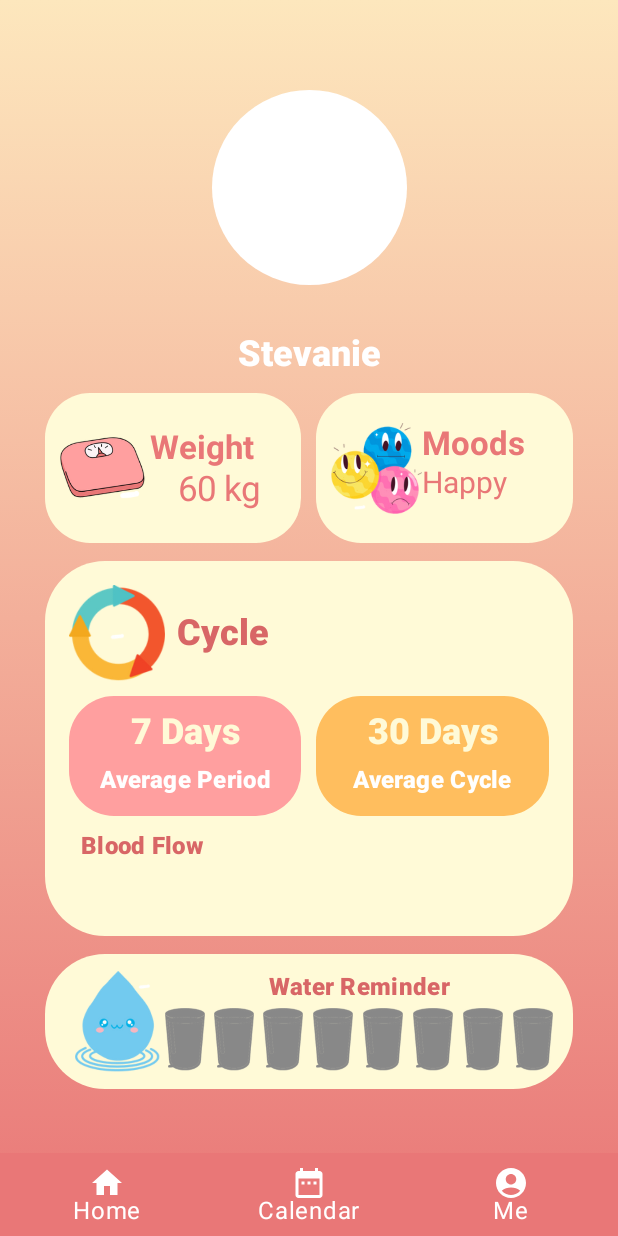
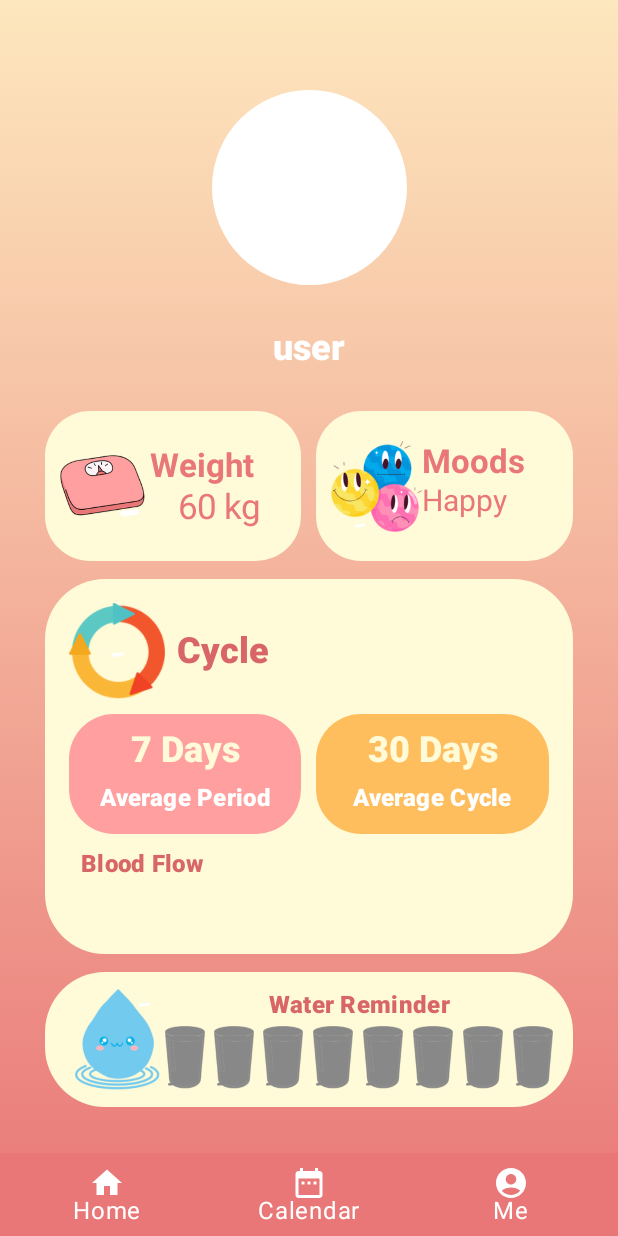
Before and after one commit to StevanieLim/Period_Tracker_app, an Android app built with Jetpack Compose: the screen it shows after launch (MainActivity), item 3 of the bottom bar chosen, on a phone screen of 412 x 824 dp. Run offline under Robolectric (Android 15) with nearby library versions, the phone set to English and light mode, and no system bars; our stand-ins replace Room's generated code; libraries missing offline, so code that uses them is left out: coil.decode, io.github.boguszpawlowski.composecalendar; 1 statement that could not run was skipped.

Commit message:
Adding Pre populate User Data

```diff
--- a/app/src/main/AndroidManifest.xml
+++ b/app/src/main/AndroidManifest.xml
@@ -1,6 +1,10 @@
 <?xml version="1.0" encoding="utf-8"?>
 <manifest xmlns:android="http://schemas.android.com/apk/res/android"
     xmlns:tools="http://schemas.android.com/tools">
+
+    <!-- AndroidManifest.xml -->
+    <uses-permission android:name="android.permission.WRITE_EXTERNAL_STORAGE"
+        android:maxSdkVersion="28" />
 
     <application
         android:allowBackup="true"
--- a/app/src/main/java/com/example/periodcycle/AccountUI.kt
+++ b/app/src/main/java/com/example/periodcycle/AccountUI.kt
@@ -26,14 +26,24 @@ import androidx.compose.foundation.lazy.items
 import androidx.compose.foundation.lazy.rememberLazyListState
 import androidx.compose.foundation.shape.CircleShape
 import androidx.compose.foundation.shape.RoundedCornerShape
+import androidx.compose.foundation.text.KeyboardActions
+import androidx.compose.foundation.text.KeyboardOptions
+import androidx.compose.material.Icon
 import androidx.compose.material.Text
+import androidx.compose.material.icons.Icons
+import androidx.compose.material.icons.filled.Create
 import androidx.compose.material.ripple.rememberRipple
 import androidx.compose.material3.Button
 import androidx.compose.material3.ButtonDefaults
+import androidx.compose.material3.ExperimentalMaterial3Api
 import androidx.compose.material3.MaterialTheme
+import androidx.compose.material3.OutlinedTextField
 import androidx.compose.material3.Surface
+import androidx.compose.material3.TextField
+import androidx.compose.material3.TextFieldDefaults
 import androidx.compose.runtime.Composable
 import androidx.compose.runtime.LaunchedEffect
+import androidx.compose.runtime.collectAsState
 import androidx.compose.runtime.derivedStateOf
 import androidx.compose.runtime.getValue
 import androidx.compose.runtime.mutableIntStateOf
@@ -45,17 +55,26 @@ import androidx.compose.ui.Modifier
 import androidx.compose.ui.graphics.Color
 import androidx.compose.ui.graphics.ColorFilter
 import androidx.compose.ui.input.pointer.pointerInput
+import androidx.compose.ui.platform.LocalSoftwareKeyboardController
 import androidx.compose.ui.res.painterResource
 import androidx.compose.ui.text.font.FontWeight
+import androidx.compose.ui.text.input.ImeAction
+import androidx.compose.ui.text.input.KeyboardType
 import androidx.compose.ui.text.style.TextAlign
 import androidx.compose.ui.tooling.preview.Preview
 import androidx.compose.ui.unit.dp
 import androidx.compose.ui.unit.sp
 import androidx.compose.ui.window.Dialog
+import com.example.periodcycle.database.UserData
+import com.example.periodcycle.database.UserDatabase
 
+@OptIn(ExperimentalMaterial3Api::class)
 @Composable
-@Preview
-fun AccountUI() {
+fun AccountUI(
+    selectedCyclePeriod: Int, onPeriodChange: (Int) -> Unit,
+    selectedCycleRemain: Int, onRemainChange: (Int) -> Unit,
+    viewModel: UserViewModel
+) {
     var water by remember { mutableIntStateOf(0) }
     var showDialogAcc by remember { mutableStateOf(false) }
     var showDialogMoods by remember { mutableStateOf(false) }
@@ -64,12 +83,11 @@ fun AccountUI() {
     var selectedWeight by remember { mutableIntStateOf(60) }
     var selectedUnit by remember { mutableStateOf("kg") }
     var selectedMood by remember { mutableStateOf("Happy") }
-    var selectedCyclePeriod by remember { mutableIntStateOf(7) }
-    var selectedCycleRemain by remember { mutableIntStateOf(30) }
+    val keyboardController = LocalSoftwareKeyboardController.current
+    val user by viewModel.allUser.collectAsState(initial = emptyList())
 
 
-
-    LazyColumn{
+    LazyColumn {
         item {
             Box( //Darker skin color background
                 modifier = Modifier
@@ -91,17 +109,42 @@ fun AccountUI() {
                                 shape = CircleShape // Make the Box a circle
                             )
                     )
-                    Text(
-                        text = "Stevanie",
-                        style = MaterialTheme.typography.headlineSmall.copy(
+                    if (user.isEmpty()){Text(text = "no user")}
+                    else {
+                            var username by remember { mutableStateOf(user[0].name) }
+                            TextField(
+                                value = username, // You can replace this with a mutable state if you want to make it editable
+                                onValueChange = {
+                                    username = it
+                                }, // Handle the value change here if you want the field to be editable
+                                textStyle = MaterialTheme.typography.headlineSmall.copy(
                                     fontWeight = FontWeight.ExtraBold, // Make it stand out
-                            color = Color.White // A bold reddish-pink color
+                                    color = Color.White, // Text color
+                                    textAlign = TextAlign.Center
                                 ),
-                        textAlign = TextAlign.Center,
                                 modifier = Modifier
-                            .fillMaxWidth()
-                            .padding(top = 30.dp)
+                                    .padding(top = 10.dp)
+                                    .align(Alignment.CenterHorizontally),
+                                singleLine = true, // If you want to ensure the text stays on one line,
+                                colors = TextFieldDefaults.outlinedTextFieldColors(
+                                    focusedLabelColor = Color.Transparent,
+                                    unfocusedLabelColor = Color.Transparent,
+                                    focusedBorderColor = Color.Transparent,
+                                    unfocusedBorderColor = Color.Transparent,
+                                ),
+                                keyboardOptions = KeyboardOptions(
+                                    keyboardType = KeyboardType.Text, // Set the keyboard type
+                                    imeAction = ImeAction.Done // Set the action on the 'Enter' key
+                                ),
+                                keyboardActions = KeyboardActions(
+                                    onDone = {
+                                        keyboardController?.hide()
+                                        viewModel.UpdateName(user[0].UserId, username)
+                                    }
                                 )
+                            )
+                        }
+
                     Spacer(modifier = Modifier.height(10.dp))
                     Row(
                         horizontalArrangement = Arrangement.Center,
@@ -395,13 +438,13 @@ fun AccountUI() {
                     show = showDialogPeriod,
                     onDismiss = { showDialogPeriod = false },
                     selectedDays = selectedCyclePeriod,
-                    onDaysChange = { selectedCyclePeriod = it },
+                    onDaysChange = { newDays -> onPeriodChange(newDays) },
                 )
                 DialogCycleBox(
                     show = showDialogRemain,
                     onDismiss = { showDialogRemain = false },
                     selectedDays = selectedCycleRemain,
-                    onDaysChange = { selectedCycleRemain = it },
+                    onDaysChange = { newDays -> onRemainChange(newDays) },
                 )
             }
         }
@@ -458,7 +501,8 @@ fun DialogWeightBox(
     if (show) {
         Dialog(onDismissRequest = { onDismiss() }) {
 
-            val listState = rememberLazyListState(initialFirstVisibleItemIndex = selectedWeight - 31)
+            val listState =
+                rememberLazyListState(initialFirstVisibleItemIndex = selectedWeight - 31)
             val visibleWeight by remember {
                 derivedStateOf { listState.firstVisibleItemIndex + 31 }
             }
@@ -573,12 +617,17 @@ fun DialogMoodBox(
                         LazyVerticalGrid(
                             columns = GridCells.Adaptive(120.dp)
                         ) {
-                            items(listOf("Happy", "Sad", "Exited", "Confuse", "Lazy", "Craving",
-                                    "Ice Cream")) { unit ->
+                            items(
+                                listOf(
+                                    "Happy", "Sad", "Exited", "Confuse", "Lazy", "Craving",
+                                    "Ice Cream"
+                                )
+                            ) { unit ->
                                 Button(
                                     onClick = { onMoodChange(unit) },
                                     colors = ButtonDefaults.buttonColors(
-                                            containerColor = if (selectedMood == unit) Color(0xFFE97777
+                                        containerColor = if (selectedMood == unit) Color(
+                                            0xFFE97777
                                         ) else Color(0xFFFF9F9F)
                                     ),
                                     modifier = Modifier.padding(4.dp)
@@ -618,7 +667,7 @@ fun DialogCycleBox(
             val listState = rememberLazyListState(initialFirstVisibleItemIndex = selectedDays - 1)
 
             val visibleDays by remember {
-                derivedStateOf { listState.firstVisibleItemIndex + 1}
+                derivedStateOf { listState.firstVisibleItemIndex + 1 }
             }
 
             LaunchedEffect(visibleDays) {
--- /dev/null
+++ b/app/src/main/java/com/example/periodcycle/HistoryDateViewModel.kt
@@ -0,0 +1,62 @@
+package com.example.periodcycle
+import android.app.Application
+import androidx.compose.runtime.mutableStateOf
+import androidx.lifecycle.AndroidViewModel
+import androidx.lifecycle.MutableLiveData
+import androidx.lifecycle.viewModelScope
+import com.example.periodcycle.database.HistoryDate
+import com.example.periodcycle.database.HistoryDateDatabase
+import com.example.periodcycle.database.UserData
+import com.example.periodcycle.database.UserDatabase
+import kotlinx.coroutines.Dispatchers
+import kotlinx.coroutines.flow.Flow
+import kotlinx.coroutines.launch
+import java.time.LocalDate
+import java.time.Period
+import androidx.compose.runtime.State
+
+
+class HistoryDateViewModel(application: Application) : AndroidViewModel(application) {
+    private val db = HistoryDateDatabase.getDatabase(application)
+    private val dao = db.historyDateDao()
+
+    val allDates: Flow<List<HistoryDate>>  = dao.getAllHistory()  // Flow automatically updates UI
+
+    fun saveDate(date: LocalDate, date2:LocalDate) {
+        viewModelScope.launch {
+            dao.addAHistory(HistoryDate(startDate = date, endDate = date2))
+        }
+    }
+
+    fun deleteDate(id : Long) {
+        viewModelScope.launch {
+            dao.deleteById(id = id)
+        }
+    }
+}
+
+class UserViewModel(application: Application) : AndroidViewModel(application) {
+    private val db = UserDatabase.getDatabase(application)
+    private val dao = db.userDao
+
+    val allUser: Flow<List<UserData>>  = dao.getUser()  // Flow automatically updates UI
+
+    fun saveUser(name : String, period : Int, Cycle : Int) {
+        viewModelScope.launch {
+            dao.addAUser(UserData(name = name, averagePeriod = period, averageCycle = Cycle))
+        }
+    }
+
+    fun UpdateUser(id:Int, name : String, period : Int, Cycle : Int) {
+        viewModelScope.launch {
+            dao.update(UserData(UserId = id, name = name, averagePeriod = period, averageCycle = Cycle))
+        }
+    }
+
+    fun UpdateName(id:Int, newName: String){
+        viewModelScope.launch {
+            dao.updateName(id = id , newName = newName )
+        }
+    }
+
+}
--- a/app/src/main/java/com/example/periodcycle/MainUI.kt
+++ b/app/src/main/java/com/example/periodcycle/MainUI.kt
@@ -5,29 +5,32 @@ import androidx.compose.material.icons.Icons
 import androidx.compose.material.icons.filled.AccountCircle
 import androidx.compose.material.icons.filled.DateRange
 import androidx.compose.material.icons.filled.Home
-import androidx.compose.material.icons.filled.Settings
 import androidx.compose.material3.*
 import androidx.compose.runtime.*
 import androidx.compose.ui.Modifier
 import androidx.compose.ui.graphics.Brush
 import androidx.compose.ui.graphics.Color
-import androidx.compose.ui.text.font.FontWeight
-import androidx.compose.ui.text.style.TextAlign
 import androidx.compose.ui.unit.dp
+import androidx.lifecycle.viewmodel.compose.viewModel
+import androidx.navigation.NavHostController
 import androidx.navigation.compose.NavHost
 import androidx.navigation.compose.composable
 import androidx.navigation.compose.currentBackStackEntryAsState
 import androidx.navigation.compose.rememberNavController
 import com.example.periodcycle.AccountUI
 import com.example.periodcycle.CalenderUI
+import com.example.periodcycle.HistoryDateViewModel
 import com.example.periodcycle.HomePageUi
+import com.example.periodcycle.UserViewModel
 import kotlinx.coroutines.delay
 import java.util.Calendar
 
-@OptIn(ExperimentalMaterial3Api::class)
 @Composable
-fun PeriodTrackerApp() {
-    val navController = rememberNavController()
+fun PeriodTrackerApp(
+    navController: NavHostController = rememberNavController()
+) {
+    val viewModelHistory: HistoryDateViewModel = viewModel()
+    val viewModelUser: UserViewModel = viewModel()
     var selectedItem by remember { mutableStateOf(0) } // State to track the selected item
     val items = listOf("Home", "Calendar", "Me") // List of bottom bar items
     val currentBackStackEntry by navController.currentBackStackEntryAsState()
@@ -38,6 +41,10 @@ fun PeriodTrackerApp() {
             lerpColor(morningColors[1], nightColors[1], progress)
         )
     )
+    //AccountUI variable
+    var selectedCyclePeriod by remember { mutableIntStateOf(7) }
+    var selectedCycleRemain by remember { mutableIntStateOf(30) }
+
     // Update progress every minute
     LaunchedEffect(Unit) {
         while (true) {
@@ -105,8 +112,11 @@ fun PeriodTrackerApp() {
                 modifier = Modifier.padding(padding)
             ) {
                 composable("Home") { HomePageUi() }
-                composable("Calendar") { CalenderUI() }
-                composable("Me") { AccountUI() }
+                composable("Calendar") { CalenderUI(viewModelHistory,selectedCyclePeriod) }
+                composable("Me") { AccountUI(
+                    selectedCyclePeriod = selectedCyclePeriod, onPeriodChange = { newPeriod -> selectedCyclePeriod = newPeriod },
+                    selectedCycleRemain = selectedCycleRemain, onRemainChange = { newRemain -> selectedCycleRemain= newRemain },
+                    viewModel = viewModelUser) }
             }
         }
     }
--- /dev/null
+++ b/app/src/main/java/com/example/periodcycle/database/HistoryDate.kt
@@ -0,0 +1,40 @@
+package com.example.periodcycle.database
+
+import androidx.annotation.NonNull
+import androidx.room.ColumnInfo
+import androidx.room.Entity
+import androidx.room.PrimaryKey
+import androidx.room.TypeConverter
+import java.time.LocalDate
+import java.time.format.DateTimeFormatter
+
+class LocalDateConverter {
+    private val formatter = DateTimeFormatter.ISO_LOCAL_DATE
+
+    @TypeConverter
+    fun fromLocalDate(date: LocalDate?): String? {
+        return date?.format(formatter)
+    }
+
+    @TypeConverter
+    fun toLocalDate(dateString: String?): LocalDate? {
+        return dateString?.let { LocalDate.parse(it, formatter) }
+    }
+}
+
+@Entity(tableName = "history-table")
+data class HistoryDate(
+    @PrimaryKey (autoGenerate = true)
+    val id: Long = 0,
+    @ColumnInfo(name = "datestart") val startDate: LocalDate,
+    @ColumnInfo(name = "dateend") val endDate: LocalDate,
+)
+
+@Entity(tableName = "user-table")
+data class UserData(
+    @PrimaryKey @NonNull @ColumnInfo (name = "UserId")
+    val UserId: Int = 0,
+    @ColumnInfo (name = "name") val name: String,
+    @ColumnInfo (name = "averagePeriod") val averagePeriod: Int,
+    @ColumnInfo (name = "averageCycle")val averageCycle: Int,
+    )
--- /dev/null
+++ b/app/src/main/java/com/example/periodcycle/database/HistoryDateDao.kt
@@ -0,0 +1,46 @@
+package com.example.periodcycle.database
+
+import android.provider.SyncStateContract.Helpers.insert
+import androidx.lifecycle.LiveData
+import androidx.room.ColumnInfo
+import androidx.room.Dao
+import androidx.room.Insert
+import androidx.room.OnConflictStrategy
+import androidx.room.Query
+import androidx.room.Update
+import kotlinx.coroutines.flow.Flow
+
+@Dao
+interface HistoryDateDao {
+    @Insert
+    suspend fun addAHistory(HistoryEntity: HistoryDate)
+    @Query("Select * from `history-table`")
+    fun getAllHistory(): Flow<List<HistoryDate>>
+
+    @Query("DELETE FROM 'history-table' WHERE id = :id")
+    suspend fun deleteById(id: Long)
+
+    @Query("Select * from `history-table` where id=:id")
+    fun getAHistoryById(id:Long): Flow<HistoryDate>
+}
+
+@Dao
+interface UserDao {
+    @Insert
+    suspend fun addAUser(UserEntity: UserData)
+
+    @Query("Select * from `user-table` ")
+    fun getUser(): Flow<List<UserData>>
+
+    @Update
+    suspend fun update (UserEntity: UserData)
+
+    @Query("DELETE FROM `user-table` WHERE UserId = :id")
+    suspend fun deleteById(id: Int)
+
+    @Query("Select * from `user-table` where UserId=:id")
+    fun getAUserById(id:Int): Flow<UserData>
+
+    @Query("UPDATE `user-table` SET name = :newName WHERE UserId = :id")
+    suspend fun updateName(id: Int, newName: String): Int
+}
--- /dev/null
+++ b/app/src/main/java/com/example/periodcycle/database/HistoryDateDatabase.kt
@@ -0,0 +1,102 @@
+package com.example.periodcycle.database
+
+import android.content.Context
+import androidx.room.Database
+import androidx.room.Room
+import androidx.room.RoomDatabase
+import androidx.room.TypeConverters
+import androidx.sqlite.db.SupportSQLiteDatabase
+import com.example.periodcycle.database.HistoryDate
+import com.example.periodcycle.database.HistoryDateDao
+import kotlinx.coroutines.CoroutineScope
+import kotlinx.coroutines.Dispatchers
+import kotlinx.coroutines.launch
+
+@Database(
+    entities = [HistoryDate::class],
+    version = 1)
+@TypeConverters(LocalDateConverter::class)
+abstract class HistoryDateDatabase : RoomDatabase() {
+    abstract fun historyDateDao(): HistoryDateDao
+
+    companion object {
+        private var INSTANCE: HistoryDateDatabase? = null
+
+        fun getDatabase(context: Context): HistoryDateDatabase {
+            if (INSTANCE == null) {
+                INSTANCE = Room.databaseBuilder(
+                    context.applicationContext,
+                    HistoryDateDatabase::class.java,
+                    "dates_db"
+                )
+                    .build()
+            }
+            return INSTANCE!!
+        }
+
+    }
+}
+
+@Database(
+    entities = [UserData::class],
+    version = 6,
+    exportSchema = true)
+abstract class UserDatabase : RoomDatabase() {
+    abstract val userDao: UserDao
+
+    companion object {
+        private var DB_INSTANCE: UserDatabase? = null
+
+        fun getDatabase(context: Context): UserDatabase {
+            synchronized(this) {
+                var instance = DB_INSTANCE
+                if (instance == null) {
+                    DB_INSTANCE = Room.databaseBuilder(
+                        context.applicationContext,
+                        UserDatabase::class.java,
+                        "user_db"
+                    )
+                        .fallbackToDestructiveMigration()
+                        .addCallback(PrepopulateRoomCallback(context))
+                        .build()
+                    instance = DB_INSTANCE
+                }
+                return instance!!
+            }
+
+        }
+    }
+}
+
+
+//@Database(
+//    entities = [UserData::class],
+//    version = 1)
+//abstract class UserDatabase : RoomDatabase() {
+//    abstract fun userDao(): UserDao
+//
+//    companion object {
+//        @Volatile
+//        private var INSTANCE: UserDatabase? = null
+//
+//        fun getInstance(context: Context): UserDatabase {
+//            return INSTANCE ?: synchronized(this) {
+//                val instance = Room.databaseBuilder(
+//                    context.applicationContext,
+//                    UserDatabase::class.java,
+//                    "user-database"
+//                ).addCallback(object : Callback() {
+//                    override fun onCreate(db: SupportSQLiteDatabase) {
+//                        super.onCreate(db)
+//                        CoroutineScope(Dispatchers.IO).launch {
+//                            getInstance(context).userDao().saveUser(UserData())
+//                        }
+//                    }
+//                })
+//                    .build()
+//                INSTANCE = instance
+//                instance
+//            }
+//        }
+//    }
+//}
--- /dev/null
+++ b/app/src/main/java/com/example/periodcycle/database/PrepopulateRoomCallback.kt
@@ -0,0 +1,53 @@
+package com.example.periodcycle.database
+
+import android.content.Context
+import android.util.Log
+import androidx.room.RoomDatabase
+import androidx.sqlite.db.SupportSQLiteDatabase
+import com.example.periodcycle.R
+import kotlinx.coroutines.CoroutineScope
+import kotlinx.coroutines.Dispatchers
+import kotlinx.coroutines.launch
+import org.json.JSONArray
+
+class PrepopulateRoomCallback(private val context: Context) : RoomDatabase.Callback() {
+
+    override fun onCreate(db: SupportSQLiteDatabase) {
+        super.onCreate(db)
+
+        CoroutineScope(Dispatchers.IO).launch {
+            prePopulateUsers(context)
+        }
+    }
+}
+
+suspend fun prePopulateUsers(context: Context) {
+    try {
+        val userDao = UserDatabase.getDatabase(context).userDao
+        val userList: JSONArray =
+            context.resources.openRawResource(R.raw.userprepopulate).bufferedReader().use {
+                JSONArray(it.readText())
+            }
+
+        userList.takeIf { it.length() > 0 }?.let { list ->
+            for (index in 0 until list.length()) {
+                val userObj = list.getJSONObject(index)
+                userDao.addAUser(
+                    UserData(
+                        userObj.getInt("UserId"),
+                        userObj.getString("name"),
+                        userObj.getInt("averagePeriod"),
+                        userObj.getInt("averageCycle")
+                    )
+                )
+
+            }
+            Log.e("User App", "successfully pre-populated users into database")
+        }
+    } catch (exception: Exception) {
+        Log.e(
+            "User App",
+            exception.localizedMessage ?: "failed to pre-populate users into database"
+        )
+    }
+}
```
Also changed, not shown: app/build.gradle.kts (+8 -2 lines), app/src/main/java/com/example/periodcycle/CalenderUI.kt (+48 -39 lines), app/src/main/java/com/example/periodcycle/MainActivity.kt (+11 -0 lines), app/src/main/res/raw/userprepopulate.json (added, +8 -0 lines). Lines whose indentation alone changed are shown as unchanged.
